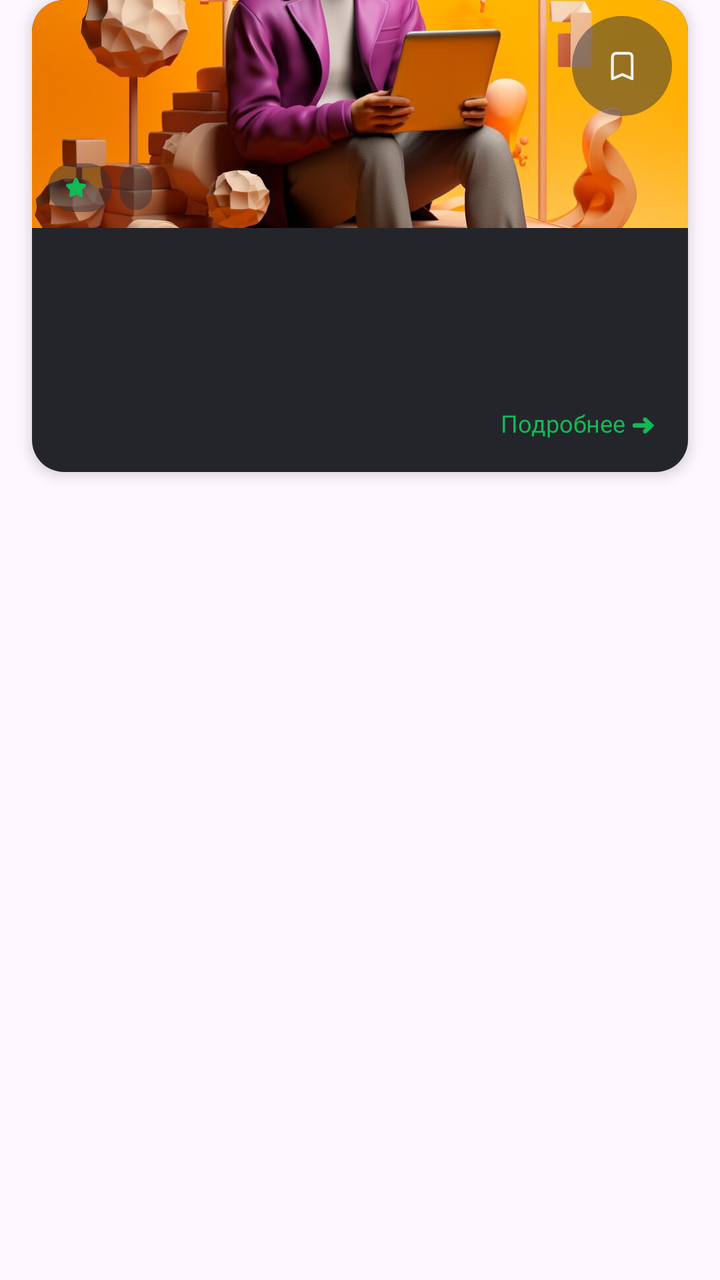
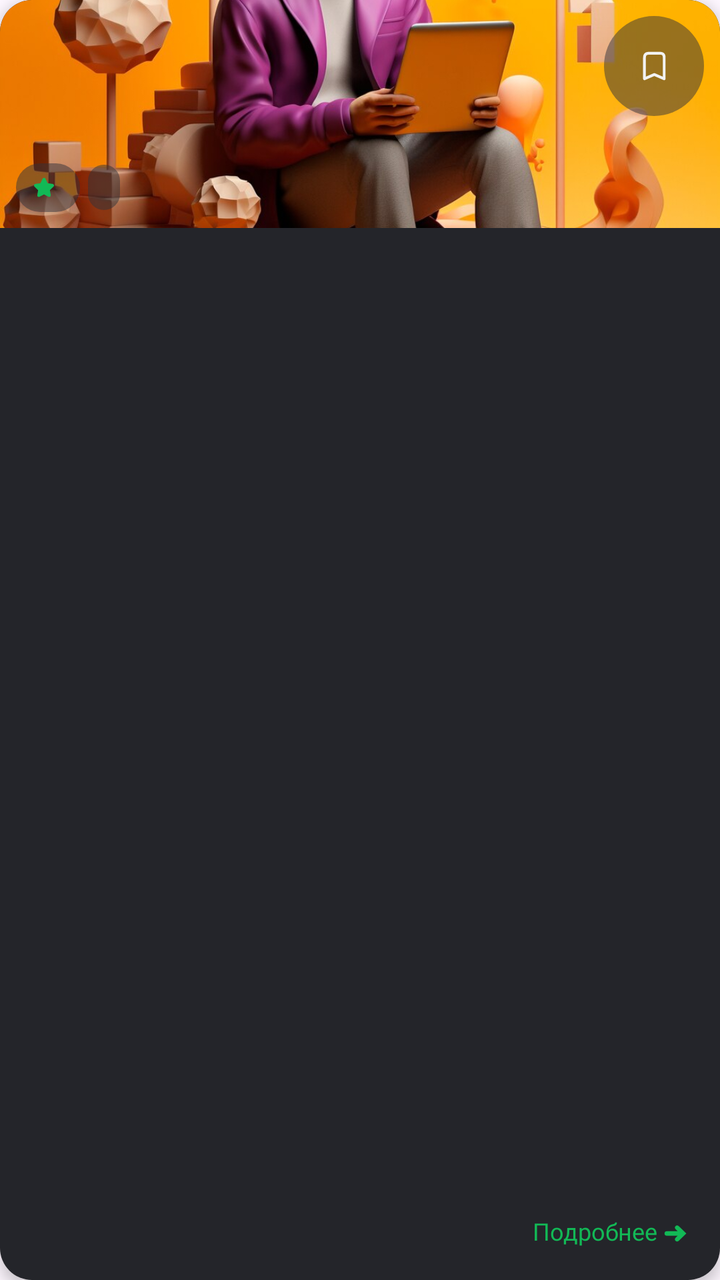

The first picture is an Android layout as it rendered before a commit; the second is the same layout after the commit. The layout source and the unified diff follow.
<!-- AndroidManifest.xml: application theme Theme.TestProject -->
<!-- res/layout/item_courses.xml -->
<androidx.constraintlayout.widget.ConstraintLayout
    xmlns:android="http://schemas.android.com/apk/res/android"
    xmlns:app="http://schemas.android.com/apk/res-auto"
    android:layout_width="match_parent"
    android:layout_height="match_parent">


    <androidx.cardview.widget.CardView
        android:layout_width="328dp"
        android:layout_height="236dp"
        android:background="@android:color/transparent"
        app:cardCornerRadius="16dp"
        app:cardElevation="4dp"
        app:layout_constraintEnd_toEndOf="parent"
        app:layout_constraintStart_toStartOf="parent"
        app:layout_constraintTop_toTopOf="parent">

        <LinearLayout
            android:layout_width="match_parent"
            android:layout_height="match_parent"
            android:background="#24252A"
            android:orientation="vertical">

            <androidx.constraintlayout.widget.ConstraintLayout
                android:layout_width="match_parent"
                android:layout_height="114dp">

                <ImageView
                    android:layout_width="match_parent"
                    android:layout_height="match_parent"
                    android:contentDescription="TODO"
                    android:scaleType="centerCrop"
                    android:src="@drawable/bg_image" />

                <ImageButton
                    android:id="@+id/ibFavorite"
                    android:layout_width="50dp"
                    android:layout_height="50dp"
                    android:layout_margin="8dp"
                    android:background="@drawable/rounded_image_button"
                    android:contentDescription="TODO"
                    android:src="@drawable/ic_favorite"
                    app:layout_constraintEnd_toEndOf="parent"
                    app:layout_constraintTop_toTopOf="parent" />

                <LinearLayout
                    android:layout_width="wrap_content"
                    android:layout_height="wrap_content"
                    android:layout_margin="8dp"
                    android:gravity="center_vertical"
                    android:orientation="horizontal"
                    app:layout_constraintBottom_toBottomOf="parent"
                    app:layout_constraintStart_toStartOf="parent">

                    <LinearLayout
                        android:layout_width="wrap_content"
                        android:layout_height="wrap_content"
                        android:background="@drawable/rounded_label_item"
                        android:gravity="center_vertical"
                        android:orientation="horizontal"
                        android:paddingHorizontal="8dp"
                        android:paddingVertical="4dp">

                        <ImageView
                            android:layout_width="12dp"
                            android:layout_height="12dp"
                            android:layout_marginEnd="4dp"
                            android:contentDescription="TODO"
                            android:src="@drawable/ic_star_green" />

                        <TextView
                            android:id="@+id/tvRate"
                            android:layout_width="wrap_content"
                            android:layout_height="wrap_content"
                            android:fontFamily="@font/roboto_regular"
                            android:textColor="@android:color/white"
                            android:textSize="12sp" />
                    </LinearLayout>

                    <Space
                        android:layout_width="4dp"
                        android:layout_height="wrap_content" />

                    <LinearLayout
                        android:layout_width="wrap_content"
                        android:layout_height="wrap_content"
                        android:background="@drawable/rounded_label_item"
                        android:gravity="center_vertical"
                        android:orientation="horizontal"
                        android:paddingHorizontal="8dp"
                        android:paddingVertical="4dp">

                        <TextView
                            android:id="@+id/tvStartDate"
                            android:layout_width="wrap_content"
                            android:layout_height="wrap_content"
                            android:fontFamily="@font/roboto_regular"
                            android:textColor="@android:color/white"
                            android:textSize="11sp" />
                    </LinearLayout>
                </LinearLayout>
            </androidx.constraintlayout.widget.ConstraintLayout>

            <androidx.constraintlayout.widget.ConstraintLayout
                android:layout_width="match_parent"
                android:layout_height="0dp"
                android:layout_margin="16dp"
                android:layout_weight="1">

                <TextView
                    android:id="@+id/tvTitle"
                    android:layout_width="match_parent"
                    android:layout_height="wrap_content"
                    android:fontFamily="@font/roboto_medium"
                    android:textColor="@color/title_color"
                    android:textSize="16sp"
                    app:layout_constraintEnd_toEndOf="parent"
                    app:layout_constraintStart_toStartOf="parent"
                    app:layout_constraintTop_toTopOf="parent" />

                <TextView
                    android:id="@+id/tvText"
                    android:layout_width="match_parent"
                    android:layout_height="wrap_content"
                    android:ellipsize="end"
                    android:fontFamily="@font/roboto_regular"
                    android:maxLines="2"
                    android:textColor="@color/text_description"
                    android:textSize="12sp"
                    app:layout_constraintEnd_toEndOf="parent"
                    app:layout_constraintStart_toStartOf="parent"
                    app:layout_constraintTop_toBottomOf="@id/tvTitle" />

                <TextView
                    android:id="@+id/tvPrice"
                    android:layout_width="wrap_content"
                    android:layout_height="wrap_content"
                    android:fontFamily="@font/roboto_medium"
                    android:textColor="@color/title_color"
                    android:textSize="16sp"
                    app:layout_constraintBottom_toBottomOf="parent"
                    app:layout_constraintStart_toStartOf="parent" />

                <TextView
                    android:id="@+id/textView5"
                    android:layout_width="wrap_content"
                    android:layout_height="wrap_content"
                    android:fontFamily="@font/roboto_semi_bold"
                    android:text="@string/btn_more"
                    android:textColor="@color/btn_registration_color"
                    android:textSize="12sp"
                    app:layout_constraintBottom_toBottomOf="parent"
                    app:layout_constraintEnd_toEndOf="parent" />
            </androidx.constraintlayout.widget.ConstraintLayout>
        </LinearLayout>
    </androidx.cardview.widget.CardView>
</androidx.constraintlayout.widget.ConstraintLayout>
<!-- resources referenced by this layout -->
<resources>
  <color name="btn_registration_color">#12B956</color>
  <color name="text_description">#80F2F2F3</color>
  <color name="title_color">#F2F2F3</color>
  <!-- drawable bg_image: png bitmap (drawable, 980223 bytes) -->
  <!-- drawable ic_favorite (drawable) -->
  <vector xmlns:android="http://schemas.android.com/apk/res/android" android:height="22.5dp" android:viewportHeight="32" android:viewportWidth="64" android:width="45dp">
        
      <path android:fillColor="#F2F2F3" android:pathData="M27.998,6.014C25.446,6.014 23.998,7.461 23.998,10.011V24.997C23.998,25.715 24.713,26.217 25.373,25.934L31.998,23.093L38.592,25.934C39.252,26.217 39.998,25.715 39.998,24.997V10.011C39.998,7.39 38.693,6.014 35.998,6.014H27.998ZM27.998,8.012H35.998C37.564,8.012 37.998,8.47 37.998,10.011V23.499L32.373,21.095C32.121,20.987 31.843,20.987 31.592,21.095L25.998,23.499V10.011C25.998,8.564 26.55,8.012 27.998,8.012Z"/>
      
  </vector>
  <!-- drawable ic_star_green (drawable) -->
  <vector xmlns:android="http://schemas.android.com/apk/res/android"
      android:width="12dp"
      android:height="12dp"
      android:viewportWidth="12"
      android:viewportHeight="12">
    <path
        android:pathData="M6.012,1.221C5.726,1.221 5.435,1.398 5.262,1.752L4.2,3.938L1.78,4.282C1.001,4.39 0.749,5.154 1.311,5.703L3.06,7.405L2.654,9.795C2.521,10.568 3.162,11.036 3.857,10.669C4.125,10.527 5.505,9.812 6.012,9.545L8.167,10.669C8.862,11.036 9.506,10.569 9.369,9.795L8.948,7.405L10.697,5.703C11.262,5.156 11.023,4.392 10.244,4.282L7.808,3.938L6.761,1.752C6.589,1.398 6.297,1.221 6.012,1.221Z"
        android:fillColor="#12B956"/>
  </vector>
  <!-- drawable rounded_image_button (drawable) -->
  <shape xmlns:android="http://schemas.android.com/apk/res/android"
      android:shape="oval">
      <solid android:color="@color/text_field_color2" />
  </shape>
  <!-- drawable rounded_label_item (drawable) -->
  <shape xmlns:android="http://schemas.android.com/apk/res/android"
      android:shape="rectangle">
  
      <solid android:color="@color/text_field_color2" />
  
      <corners android:radius="12dp" />
  </shape>
  <string name="btn_more">Подробнее ➜</string>
  <style name="Theme.TestProject" parent="Base.Theme.TestProject" />
  <color name="text_field_color2">#8032333A</color>
  <style name="Base.Theme.TestProject" parent="Theme.Material3.DayNight.NoActionBar">
          
          
      </style>
</resources>

<!-- the commit's change to res/layout/item_courses.xml (unified diff, before → after) -->
@@ -1,157 +1,159 @@
-<androidx.constraintlayout.widget.ConstraintLayout
+<androidx.cardview.widget.CardView
     xmlns:android="http://schemas.android.com/apk/res/android"
     xmlns:app="http://schemas.android.com/apk/res-auto"
-    android:layout_width="match_parent"
-    android:layout_height="match_parent">
+    android:layout_width="328dp"
+    android:layout_height="236dp"
+    android:layout_marginBottom="16dp"
+    app:cardCornerRadius="16dp"
+    app:cardElevation="4dp"
 
+    android:id="@+id/courseCard"
+    android:layout_marginHorizontal="40dp"
+    android:background="@android:color/transparent"
+    app:layout_constraintStart_toStartOf="parent"
+    app:layout_constraintEnd_toEndOf="parent"
+    app:layout_constraintTop_toTopOf="parent"
+    app:layout_constraintBottom_toBottomOf="parent"
 
-    <androidx.cardview.widget.CardView
-        android:layout_width="328dp"
-        android:layout_height="236dp"
-        android:background="@android:color/transparent"
-        app:cardCornerRadius="16dp"
-        app:cardElevation="4dp"
-        app:layout_constraintEnd_toEndOf="parent"
-        app:layout_constraintStart_toStartOf="parent"
-        app:layout_constraintTop_toTopOf="parent">
+    >
 
-        <LinearLayout
+    <LinearLayout
+        android:background="#24252A"
+        android:layout_width="match_parent"
+        android:layout_height="match_parent"
+        android:orientation="vertical">
+
+        <androidx.constraintlayout.widget.ConstraintLayout
             android:layout_width="match_parent"
-            android:layout_height="match_parent"
-            android:background="#24252A"
-            android:orientation="vertical">
+            android:layout_height="114dp">
 
-            <androidx.constraintlayout.widget.ConstraintLayout
+            <ImageView
                 android:layout_width="match_parent"
-                android:layout_height="114dp">
+                android:layout_height="match_parent"
+                android:src="@drawable/bg_image"
+                android:scaleType="centerCrop"
+                android:contentDescription="TODO"
+                />
 
-                <ImageView
-                    android:layout_width="match_parent"
-                    android:layout_height="match_parent"
-                    android:contentDescription="TODO"
-                    android:scaleType="centerCrop"
-                    android:src="@drawable/bg_image" />
+            <ImageButton
+                android:id="@+id/ibFavorite"
+                android:layout_width="50dp"
+                android:layout_height="50dp"
+                android:layout_margin="8dp"
+                android:background="@drawable/rounded_image_button"
+                android:contentDescription="TODO"
+                android:src="@drawable/ic_favorite"
+                app:layout_constraintEnd_toEndOf="parent"
+                app:layout_constraintTop_toTopOf="parent" />
 
-                <ImageButton
-                    android:id="@+id/ibFavorite"
-                    android:layout_width="50dp"
-                    android:layout_height="50dp"
-                    android:layout_margin="8dp"
-                    android:background="@drawable/rounded_image_button"
-                    android:contentDescription="TODO"
-                    android:src="@drawable/ic_favorite"
-                    app:layout_constraintEnd_toEndOf="parent"
-                    app:layout_constraintTop_toTopOf="parent" />
+            <LinearLayout
+                android:layout_width="wrap_content"
+                android:layout_height="wrap_content"
+                android:layout_margin="8dp"
+                android:gravity="center_vertical"
+                android:orientation="horizontal"
+                app:layout_constraintBottom_toBottomOf="parent"
+                app:layout_constraintStart_toStartOf="parent">
 
                 <LinearLayout
                     android:layout_width="wrap_content"
                     android:layout_height="wrap_content"
-                    android:layout_margin="8dp"
+                    android:background="@drawable/rounded_label_item"
                     android:gravity="center_vertical"
                     android:orientation="horizontal"
-                    app:layout_constraintBottom_toBottomOf="parent"
-                    app:layout_constraintStart_toStartOf="parent">
+                    android:paddingHorizontal="8dp"
+                    android:paddingVertical="4dp">
 
-                    <LinearLayout
+                    <ImageView
+                        android:layout_width="12dp"
+                        android:layout_height="12dp"
+                        android:layout_marginEnd="4dp"
+                        android:contentDescription="TODO"
+                        android:src="@drawable/ic_star_green" />
+
+                    <TextView
+                        android:id="@+id/tvRate"
                         android:layout_width="wrap_content"
                         android:layout_height="wrap_content"
-                        android:background="@drawable/rounded_label_item"
-                        android:gravity="center_vertical"
-                        android:orientation="horizontal"
-                        android:paddingHorizontal="8dp"
-                        android:paddingVertical="4dp">
+                        android:fontFamily="@font/roboto_regular"
+                        android:textColor="@android:color/white"
+                        android:textSize="12sp" />
+                </LinearLayout>
 
-                        <ImageView
-                            android:layout_width="12dp"
-                            android:layout_height="12dp"
-                            android:layout_marginEnd="4dp"
-                            android:contentDescription="TODO"
-                            android:src="@drawable/ic_star_green" />
+                <Space
+                    android:layout_width="4dp"
+                    android:layout_height="wrap_content" />
 
-                        <TextView
-                            android:id="@+id/tvRate"
-                            android:layout_width="wrap_content"
-                            android:layout_height="wrap_content"
-                            android:fontFamily="@font/roboto_regular"
-                            android:textColor="@android:color/white"
-                            android:textSize="12sp" />
-                    </LinearLayout>
+                <LinearLayout
+                    android:layout_width="wrap_content"
+                    android:layout_height="wrap_content"
+                    android:background="@drawable/rounded_label_item"
+                    android:gravity="center_vertical"
+                    android:orientation="horizontal"
+                    android:paddingHorizontal="8dp"
+                    android:paddingVertical="4dp">
 
-                    <Space
-                        android:layout_width="4dp"
-                        android:layout_height="wrap_content" />
-
-                    <LinearLayout
+                    <TextView
+                        android:id="@+id/tvStartDate"
                         android:layout_width="wrap_content"
                         android:layout_height="wrap_content"
-                        android:background="@drawable/rounded_label_item"
-                        android:gravity="center_vertical"
-                        android:orientation="horizontal"
-                        android:paddingHorizontal="8dp"
-                        android:paddingVertical="4dp">
+                        android:fontFamily="@font/roboto_regular"
+                        android:textColor="@android:color/white"
+                        android:textSize="11sp" />
+                </LinearLayout>
+            </LinearLayout>
+        </androidx.constraintlayout.widget.ConstraintLayout>
 
-                        <TextView
-                            android:id="@+id/tvStartDate"
-                            android:layout_width="wrap_content"
-                            android:layout_height="wrap_content"
-                            android:fontFamily="@font/roboto_regular"
-                            android:textColor="@android:color/white"
-                            android:textSize="11sp" />
-                    </LinearLayout>
-                </LinearLayout>
-            </androidx.constraintlayout.widget.ConstraintLayout>
+        <androidx.constraintlayout.widget.ConstraintLayout
+            android:layout_width="match_parent"
+            android:layout_height="0dp"
+            android:layout_weight="1"
+            android:layout_margin="16dp">
 
-            <androidx.constraintlayout.widget.ConstraintLayout
+            <TextView
+                android:id="@+id/tvTitle"
                 android:layout_width="match_parent"
-                android:layout_height="0dp"
-                android:layout_margin="16dp"
-                android:layout_weight="1">
+                android:layout_height="wrap_content"
+                android:textSize="16sp"
+                android:textColor="@color/title_color"
+                android:fontFamily="@font/roboto_medium"
+                app:layout_constraintTop_toTopOf="parent"
+                app:layout_constraintStart_toStartOf="parent"
+                app:layout_constraintEnd_toEndOf="parent" />
 
-                <TextView
-                    android:id="@+id/tvTitle"
-                    android:layout_width="match_parent"
-                    android:layout_height="wrap_content"
-                    android:fontFamily="@font/roboto_medium"
-                    android:textColor="@color/title_color"
-                    android:textSize="16sp"
-                    app:layout_constraintEnd_toEndOf="parent"
-                    app:layout_constraintStart_toStartOf="parent"
-                    app:layout_constraintTop_toTopOf="parent" />
+            <TextView
+                android:id="@+id/tvText"
+                android:layout_width="match_parent"
+                android:layout_height="wrap_content"
+                android:maxLines="2"
+                android:ellipsize="end"
+                android:textSize="12sp"
+                android:textColor="@color/text_description"
+                android:fontFamily="@font/roboto_regular"
+                app:layout_constraintTop_toBottomOf="@id/tvTitle"
+                app:layout_constraintStart_toStartOf="parent"
+                app:layout_constraintEnd_toEndOf="parent" />
 
-                <TextView
-                    android:id="@+id/tvText"
-                    android:layout_width="match_parent"
-                    android:layout_height="wrap_content"
-                    android:ellipsize="end"
-                    android:fontFamily="@font/roboto_regular"
-                    android:maxLines="2"
-                    android:textColor="@color/text_description"
-                    android:textSize="12sp"
-                    app:layout_constraintEnd_toEndOf="parent"
-                    app:layout_constraintStart_toStartOf="parent"
-                    app:layout_constraintTop_toBottomOf="@id/tvTitle" />
+            <TextView
+                android:id="@+id/tvPrice"
+                android:layout_width="wrap_content"
+                android:layout_height="wrap_content"
+                android:textSize="16sp"
+                android:textColor="@color/title_color"
+                android:fontFamily="@font/roboto_medium"
+                app:layout_constraintBottom_toBottomOf="parent"
+                app:layout_constraintStart_toStartOf="parent" />
 
-                <TextView
-                    android:id="@+id/tvPrice"
-                    android:layout_width="wrap_content"
-                    android:layout_height="wrap_content"
-                    android:fontFamily="@font/roboto_medium"
-                    android:textColor="@color/title_color"
-                    android:textSize="16sp"
-                    app:layout_constraintBottom_toBottomOf="parent"
-                    app:layout_constraintStart_toStartOf="parent" />
-
-                <TextView
-                    android:id="@+id/textView5"
-                    android:layout_width="wrap_content"
-                    android:layout_height="wrap_content"
-                    android:fontFamily="@font/roboto_semi_bold"
-                    android:text="@string/btn_more"
-                    android:textColor="@color/btn_registration_color"
-                    android:textSize="12sp"
-                    app:layout_constraintBottom_toBottomOf="parent"
-                    app:layout_constraintEnd_toEndOf="parent" />
-            </androidx.constraintlayout.widget.ConstraintLayout>
-        </LinearLayout>
-    </androidx.cardview.widget.CardView>
-</androidx.constraintlayout.widget.ConstraintLayout>
+            <TextView
+                android:id="@+id/textView5"
+                android:layout_width="wrap_content"
+                android:layout_height="wrap_content"
+                android:text="@string/btn_more"
+                android:textSize="12sp"
+                android:textColor="@color/btn_registration_color"
+                android:fontFamily="@font/roboto_semi_bold"
+                app:layout_constraintBottom_toBottomOf="parent"
+                app:layout_constraintEnd_toEndOf="parent" />
+        </androidx.constraintlayout.widget.ConstraintLayout>
+    </LinearLayout>
+</androidx.cardview.widget.CardView>
